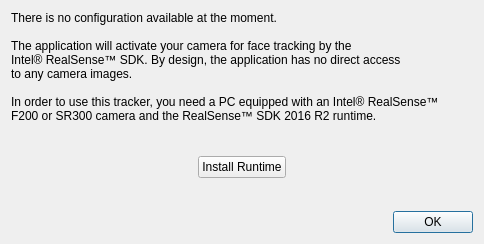
The window that tracker-rs/ftnoir_tracker_rs_controls.ui (opentrack/opentrack) describes before a commit, drawn with Qt 5.
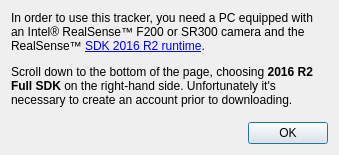
The same window after the commit. Icons and pictures are not drawn.

Commit message:
tracker/realsense: fix installer path
For now it's still SDK 2016 R2.

Issue: #713

What changed in the file:
```diff
--- a/tracker-rs/ftnoir_tracker_rs_controls.ui
+++ b/tracker-rs/ftnoir_tracker_rs_controls.ui
@@ -9,10 +9,16 @@
    <rect>
     <x>0</x>
     <y>0</y>
-    <width>484</width>
-    <height>244</height>
+    <width>339</width>
+    <height>155</height>
    </rect>
   </property>
+  <property name="minimumSize">
+   <size>
+    <width>339</width>
+    <height>0</height>
+   </size>
+  </property>
   <property name="windowTitle">
    <string>RealSense 3D Tracker settings</string>
   </property>
@@ -23,28 +29,17 @@
   <property name="layoutDirection">
    <enum>Qt::LeftToRight</enum>
   </property>
-  <property name="autoFillBackground">
-   <bool>false</bool>
-  </property>
   <layout class="QVBoxLayout" name="verticalLayout">
-   <item>
+   <item alignment="Qt::AlignTop">
     <widget class="QLabel" name="label">
      <property name="text">
-      <string>There is no configuration available at the moment.
-
-The application will activate your camera for face tracking by the
-Intel® RealSense™ SDK. By design, the application has no direct access
-to any camera images.
-
-In order to use this tracker, you need a PC equipped with an Intel® RealSense™ 
-F200 or SR300 camera and the RealSense™ SDK 2016 R2 runtime.</string>
+      <string>&lt;html&gt;&lt;head/&gt;&lt;body&gt;&lt;p&gt;In order to use this tracker, you need a PC equipped with an Intel® RealSense™ F200 or SR300 camera and the RealSense™ &lt;a href=&quot;https://software.intel.com/en-us/realsense-sdk-windows-eol&quot;&gt;&lt;span style=&quot; text-decoration: underline; color:#0000ff;&quot;&gt;SDK 2016 R2 runtime&lt;/span&gt;&lt;/a&gt;.&lt;/p&gt;&lt;p&gt;Scroll down to the bottom of the page, choosing &lt;span style=&quot; font-weight:600;&quot;&gt;2016 R2 Full SDK&lt;/span&gt; on the right-hand side. Unfortunately it's necessary to create an account prior to downloading.&lt;/p&gt;&lt;/body&gt;&lt;/html&gt;</string>
      </property>
-    </widget>
-   </item>
-   <item alignment="Qt::AlignHCenter|Qt::AlignVCenter">
-    <widget class="QPushButton" name="triggerSDKInstallButton">
-     <property name="text">
-      <string>Install Runtime</string>
+     <property name="wordWrap">
+      <bool>true</bool>
+     </property>
+     <property name="openExternalLinks">
+      <bool>true</bool>
      </property>
     </widget>
    </item>
```
Left out of the diff: 5 changed lines with no effect on the pictures. The commit also changes 10 other files.
